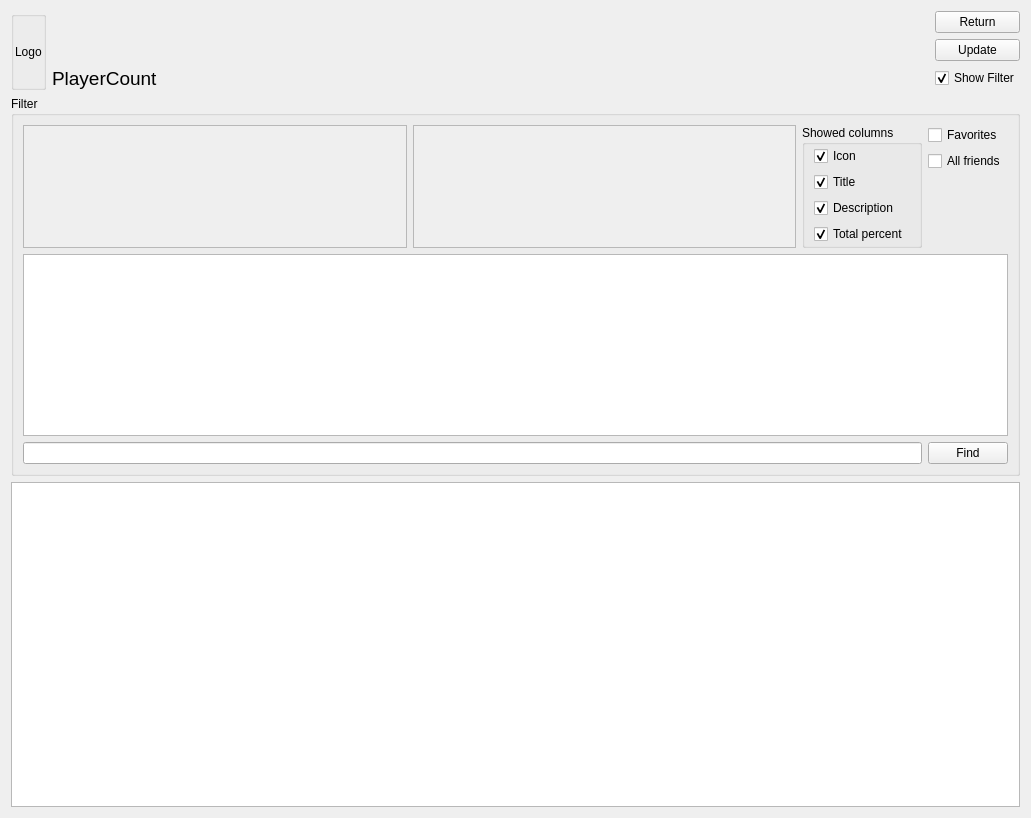
First picture: the form in AraSteamManager/formcompare.ui, repository Arankir/AraSteamManager, before the edit.
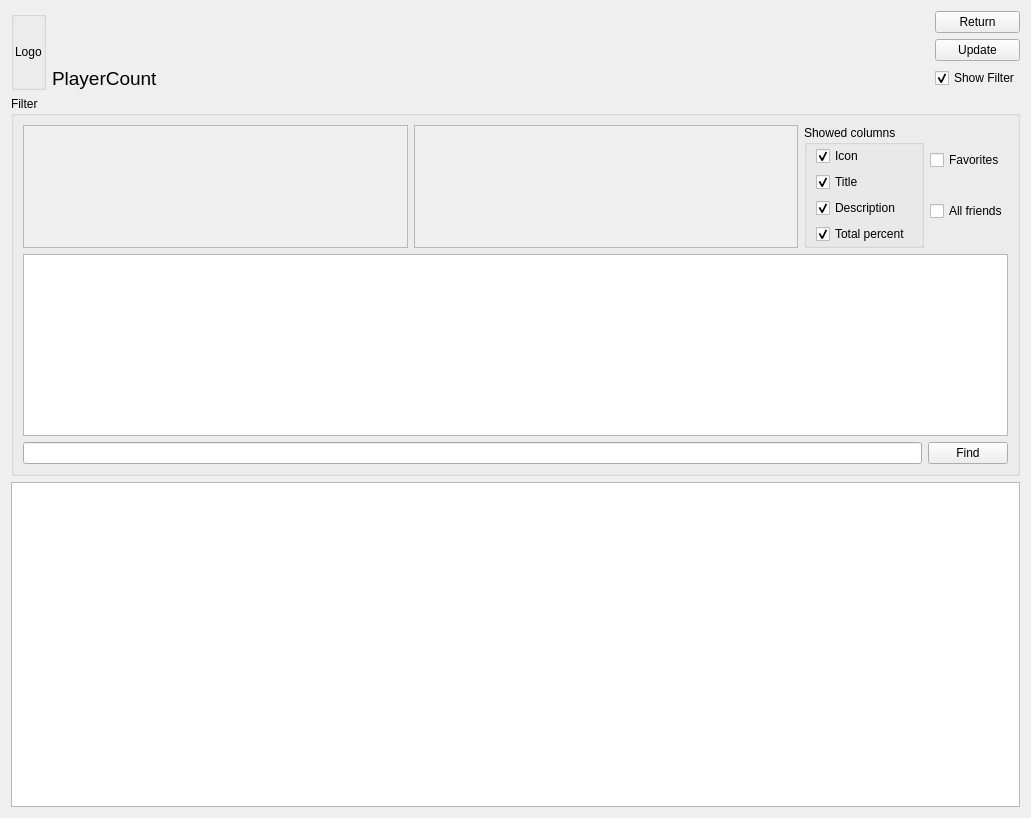
Second picture: the form after the edit.

The edit to the form file:
```diff
--- a/AraSteamManager/formcompare.ui
+++ b/AraSteamManager/formcompare.ui
@@ -13,15 +13,59 @@
   <property name="windowTitle">
    <string>Form</string>
   </property>
-  <layout class="QGridLayout" name="gridLayout_4">
-   <item row="1" column="4">
+  <layout class="QVBoxLayout" name="verticalLayout_4">
+   <item>
+    <layout class="QGridLayout" name="gridLayout">
+     <item row="0" column="2">
+      <spacer name="horizontalSpacer">
+       <property name="orientation">
+        <enum>Qt::Horizontal</enum>
+       </property>
+       <property name="sizeHint" stdset="0">
+        <size>
+         <width>881</width>
+         <height>18</height>
+        </size>
+       </property>
+      </spacer>
+     </item>
+     <item row="1" column="3">
     <widget class="QPushButton" name="ButtonUpdate">
      <property name="text">
       <string>Update</string>
      </property>
     </widget>
    </item>
-   <item row="0" column="0" rowspan="3" colspan="2">
+     <item row="0" column="3">
+      <widget class="QPushButton" name="ButtonReturn">
+       <property name="text">
+        <string>Return</string>
+       </property>
+      </widget>
+     </item>
+     <item row="2" column="3">
+      <widget class="QCheckBox" name="CheckBoxShowFilter">
+       <property name="text">
+        <string>Show Filter</string>
+       </property>
+       <property name="checked">
+        <bool>true</bool>
+       </property>
+      </widget>
+     </item>
+     <item row="2" column="1">
+      <widget class="QLabel" name="LabelPlayerCount">
+       <property name="font">
+        <font>
+         <pointsize>14</pointsize>
+        </font>
+       </property>
+       <property name="text">
+        <string>PlayerCount</string>
+       </property>
+      </widget>
+     </item>
+     <item row="0" column="0" rowspan="3">
     <widget class="QGroupBox" name="groupBox">
      <property name="title">
       <string/>
@@ -55,7 +99,9 @@
      </layout>
     </widget>
    </item>
-   <item row="3" column="0" colspan="5">
+    </layout>
+   </item>
+   <item>
     <widget class="QGroupBox" name="GroupBoxFilter">
      <property name="maximumSize">
       <size>
@@ -69,44 +115,68 @@
      <property name="title">
       <string>Filter</string>
      </property>
-     <layout class="QGridLayout" name="gridLayout_3">
-      <item row="4" column="5">
-       <widget class="QPushButton" name="ButtonFind">
-        <property name="text">
-         <string>Find</string>
-        </property>
-       </widget>
-      </item>
-      <item row="0" column="5">
-       <widget class="QCheckBox" name="CheckBoxFavorites">
-        <property name="text">
-         <string>Favorites</string>
-        </property>
-       </widget>
-      </item>
-      <item row="4" column="0" colspan="5">
-       <widget class="QLineEdit" name="LineEditFind"/>
-      </item>
-      <item row="1" column="5">
-       <widget class="QCheckBox" name="CheckBoxAllFriends">
-        <property name="text">
-         <string>All friends</string>
-        </property>
-       </widget>
-      </item>
-      <item row="0" column="2" rowspan="3" colspan="3">
+     <layout class="QVBoxLayout" name="verticalLayout_3">
+      <item>
+       <layout class="QHBoxLayout" name="horizontalLayout">
+        <item>
+         <widget class="QScrollArea" name="ScrollAreaCategoriesComboBox">
+          <property name="sizePolicy">
+           <sizepolicy hsizetype="Expanding" vsizetype="Minimum">
+            <horstretch>0</horstretch>
+            <verstretch>0</verstretch>
+           </sizepolicy>
+          </property>
+          <property name="widgetResizable">
+           <bool>true</bool>
+          </property>
+          <widget class="QWidget" name="scrollAreaWidgetContents_2">
+           <property name="geometry">
+            <rect>
+             <x>0</x>
+             <y>0</y>
+             <width>389</width>
+             <height>117</height>
+            </rect>
+           </property>
+          </widget>
+         </widget>
+        </item>
+        <item>
+         <widget class="QScrollArea" name="ScrollAreaCategoriesCheckBox">
+          <property name="sizePolicy">
+           <sizepolicy hsizetype="Expanding" vsizetype="Minimum">
+            <horstretch>0</horstretch>
+            <verstretch>0</verstretch>
+           </sizepolicy>
+          </property>
+          <property name="widgetResizable">
+           <bool>true</bool>
+          </property>
+          <widget class="QWidget" name="scrollAreaWidgetContents_3">
+           <property name="geometry">
+            <rect>
+             <x>0</x>
+             <y>0</y>
+             <width>389</width>
+             <height>117</height>
+            </rect>
+           </property>
+          </widget>
+         </widget>
+        </item>
+        <item>
        <widget class="QGroupBox" name="GroupBoxShowedColumns">
         <property name="title">
          <string>Showed columns</string>
         </property>
-        <layout class="QGridLayout" name="gridLayout_6">
+          <layout class="QVBoxLayout" name="verticalLayout">
          <property name="topMargin">
           <number>1</number>
          </property>
          <property name="bottomMargin">
           <number>1</number>
          </property>
-         <item row="0" column="0">
+           <item>
           <widget class="QCheckBox" name="CheckBoxSCIcons">
            <property name="text">
             <string>Icon</string>
@@ -116,7 +186,7 @@
            </property>
           </widget>
          </item>
-         <item row="1" column="0">
+           <item>
           <widget class="QCheckBox" name="CheckBoxSCTitle">
            <property name="text">
             <string>Title</string>
@@ -126,7 +196,7 @@
            </property>
           </widget>
          </item>
-         <item row="2" column="0">
+           <item>
           <widget class="QCheckBox" name="CheckBoxSCDescription">
            <property name="text">
             <string>Description</string>
@@ -136,7 +206,7 @@
            </property>
           </widget>
          </item>
-         <item row="3" column="0">
+           <item>
           <widget class="QCheckBox" name="CheckBoxSCTotalPercent">
            <property name="text">
             <string>Total percent</string>
@@ -149,42 +219,34 @@
         </layout>
        </widget>
       </item>
-      <item row="0" column="1" rowspan="3">
-       <widget class="QScrollArea" name="ScrollAreaCategoriesCheckBox">
-        <property name="widgetResizable">
-         <bool>true</bool>
-        </property>
-        <widget class="QWidget" name="scrollAreaWidgetContents_3">
-         <property name="geometry">
-          <rect>
-           <x>0</x>
-           <y>0</y>
-           <width>387</width>
-           <height>117</height>
-          </rect>
-         </property>
-        </widget>
-       </widget>
-      </item>
-      <item row="0" column="0" rowspan="3">
-       <widget class="QScrollArea" name="ScrollAreaCategoriesComboBox">
-        <property name="widgetResizable">
-         <bool>true</bool>
-        </property>
-        <widget class="QWidget" name="scrollAreaWidgetContents_2">
-         <property name="geometry">
-          <rect>
-           <x>0</x>
-           <y>0</y>
-           <width>387</width>
-           <height>117</height>
-          </rect>
-         </property>
-        </widget>
-       </widget>
-      </item>
-      <item row="3" column="0" colspan="6">
+        <item>
+         <layout class="QVBoxLayout" name="verticalLayout_2">
+          <item>
+           <widget class="QCheckBox" name="CheckBoxFavorites">
+            <property name="text">
+             <string>Favorites</string>
+            </property>
+           </widget>
+          </item>
+          <item>
+           <widget class="QCheckBox" name="CheckBoxAllFriends">
+            <property name="text">
+             <string>All friends</string>
+            </property>
+           </widget>
+          </item>
+         </layout>
+        </item>
+       </layout>
+      </item>
+      <item>
        <widget class="QTableWidget" name="TableWidgetFriends">
+        <property name="sizePolicy">
+         <sizepolicy hsizetype="Expanding" vsizetype="Minimum">
+          <horstretch>0</horstretch>
+          <verstretch>0</verstretch>
+         </sizepolicy>
+        </property>
         <property name="minimumSize">
          <size>
           <width>0</width>
@@ -205,52 +267,24 @@
         </property>
        </widget>
       </item>
-     </layout>
-    </widget>
-   </item>
-   <item row="0" column="2">
-    <spacer name="horizontalSpacer">
-     <property name="orientation">
-      <enum>Qt::Horizontal</enum>
-     </property>
-     <property name="sizeHint" stdset="0">
-      <size>
-       <width>0</width>
-       <height>0</height>
-      </size>
-     </property>
-    </spacer>
-   </item>
-   <item row="2" column="2">
-    <widget class="QLabel" name="LabelPlayerCount">
-     <property name="font">
-      <font>
-       <pointsize>14</pointsize>
-      </font>
-     </property>
+      <item>
+       <layout class="QHBoxLayout" name="horizontalLayout_2">
+        <item>
+         <widget class="QLineEdit" name="LineEditFind"/>
+        </item>
+        <item>
+         <widget class="QPushButton" name="ButtonFind">
      <property name="text">
-      <string>PlayerCount</string>
+           <string>Find</string>
      </property>
     </widget>
    </item>
-   <item row="2" column="4">
-    <widget class="QCheckBox" name="CheckBoxShowFilter">
-     <property name="text">
-      <string>Show Filter</string>
-     </property>
-     <property name="checked">
-      <bool>true</bool>
-     </property>
-    </widget>
-   </item>
-   <item row="0" column="4">
-    <widget class="QPushButton" name="ButtonReturn">
-     <property name="text">
-      <string>Return</string>
-     </property>
+       </layout>
+      </item>
+     </layout>
     </widget>
    </item>
-   <item row="4" column="0" rowspan="2" colspan="5">
+   <item>
     <widget class="QTableWidget" name="TableWidget">
      <property name="layoutDirection">
       <enum>Qt::LeftToRight</enum>
```
Lines whose indentation alone changed are shown as unchanged.
